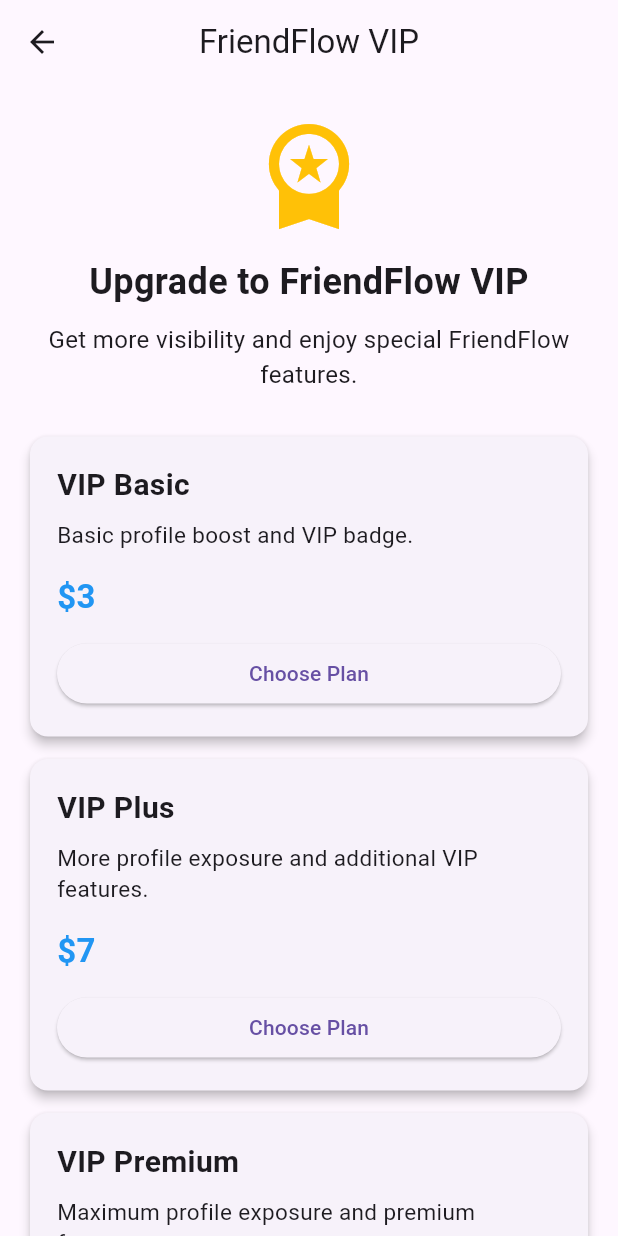
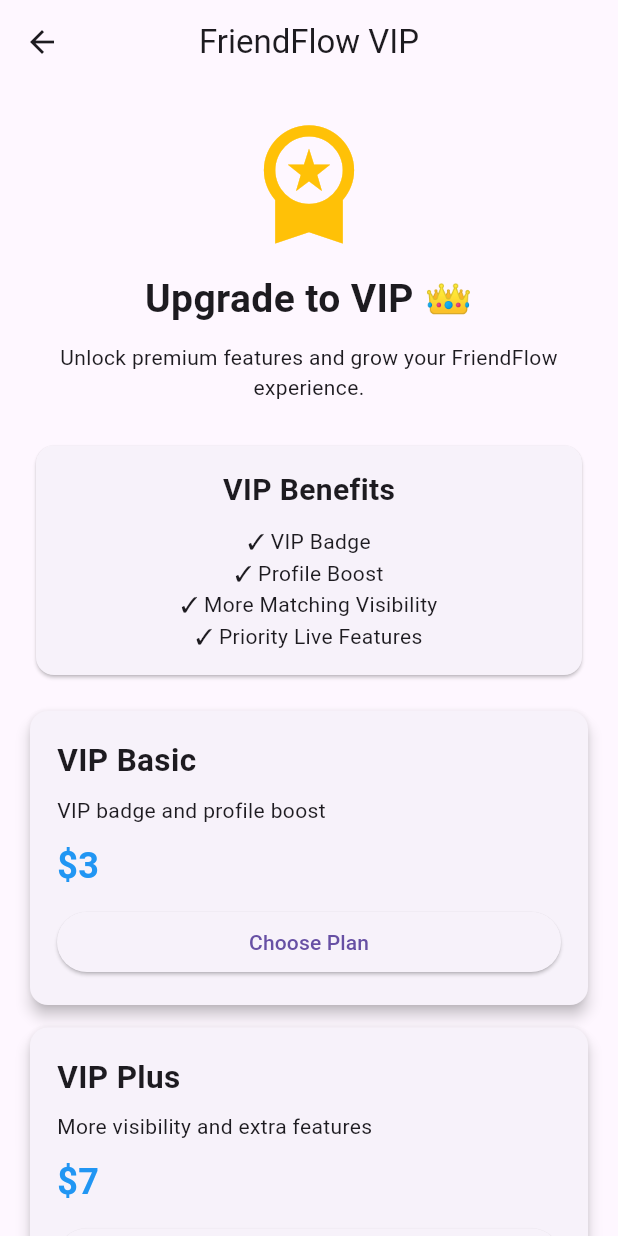
Before and after one commit to friendflow/friendflow-mvp, a Flutter app: the VipScreen screen opened directly, on a phone screen of 412 x 824 dp. Run offline on Flutter 3.47's test engine with Material 3 defaults, Android fonts, the phone set to English and light mode, and no system bars; our stand-ins replace image_picker.

Commit message:
Improve VIP screen with benefits and premium plans

```diff
--- a/lib/app/ui/screens/vip_screen.dart
+++ b/lib/app/ui/screens/vip_screen.dart
@@ -5,121 +5,192 @@ class VipScreen extends StatelessWidget {
 
   @override
   Widget build(BuildContext context) {
+
     return Scaffold(
+
       appBar: AppBar(
         title: const Text('FriendFlow VIP'),
         centerTitle: true,
       ),
+
+
       body: ListView(
+
         padding: const EdgeInsets.all(20),
+
         children: [
+
           const Icon(
             Icons.workspace_premium,
-            size: 80,
+            size: 90,
             color: Colors.amber,
           ),
 
+
           const SizedBox(height: 15),
 
+
           const Text(
-            'Upgrade to FriendFlow VIP',
+            'Upgrade to VIP 👑',
             textAlign: TextAlign.center,
             style: TextStyle(
-              fontSize: 24,
+              fontSize: 26,
               fontWeight: FontWeight.bold,
             ),
           ),
 
+
           const SizedBox(height: 10),
 
+
           const Text(
-            'Get more visibility and enjoy special FriendFlow features.',
+            'Unlock premium features and grow your FriendFlow experience.',
             textAlign: TextAlign.center,
-            style: TextStyle(fontSize: 16),
           ),
 
-          const SizedBox(height: 30),
 
-          _buildPlan(
-            context,
-            title: 'VIP Basic',
-            price: '\$3',
-            description: 'Basic profile boost and VIP badge.',
+          const SizedBox(height: 25),
+
+
+          const Card(
+            child: Padding(
+              padding: EdgeInsets.all(15),
+              child: Column(
+                children: [
+
+                  Text(
+                    'VIP Benefits',
+                    style: TextStyle(
+                      fontSize: 20,
+                      fontWeight: FontWeight.bold,
+                    ),
                   ),
 
-          _buildPlan(
-            context,
-            title: 'VIP Plus',
-            price: '\$7',
-            description: 'More profile exposure and additional VIP features.',
+                  SizedBox(height: 10),
+
+                  Text('✓ VIP Badge'),
+
+                  Text('✓ Profile Boost'),
+
+                  Text('✓ More Matching Visibility'),
+
+                  Text('✓ Priority Live Features'),
+
+                ],
+              ),
+            ),
           ),
 
-          _buildPlan(
-            context,
-            title: 'VIP Premium',
-            price: '\$15',
-            description: 'Maximum profile exposure and premium features.',
+
+          const SizedBox(height: 20),
+
+
+          _planCard(
+            'VIP Basic',
+            '\$3',
+            'VIP badge and profile boost',
           ),
+
+
+          _planCard(
+            'VIP Plus',
+            '\$7',
+            'More visibility and extra features',
+          ),
+
+
+          _planCard(
+            'VIP Premium',
+            '\$15',
+            'Maximum FriendFlow experience',
+          ),
+
         ],
       ),
     );
   }
 
-  Widget _buildPlan(
-    BuildContext context, {
-    required String title,
-    required String price,
-    required String description,
-  }) {
+
+
+  Widget _planCard(
+    String title,
+    String price,
+    String description,
+  ) {
+
     return Card(
-      margin: const EdgeInsets.only(bottom: 15),
-      elevation: 3,
+
+      elevation: 4,
+
+      margin:
+          const EdgeInsets.only(bottom: 15),
+
+
       child: Padding(
-        padding: const EdgeInsets.all(18),
+
+        padding:
+            const EdgeInsets.all(18),
+
+
         child: Column(
-          crossAxisAlignment: CrossAxisAlignment.start,
+
+          crossAxisAlignment:
+              CrossAxisAlignment.start,
+
+
           children: [
+
             Text(
               title,
-              style: const TextStyle(
-                fontSize: 20,
+              style:
+                  const TextStyle(
+                    fontSize: 21,
                     fontWeight: FontWeight.bold,
                   ),
             ),
 
+
             const SizedBox(height: 8),
 
-            Text(
-              description,
-              style: const TextStyle(fontSize: 15),
-            ),
 
-            const SizedBox(height: 15),
+            Text(description),
+
+
+            const SizedBox(height: 10),
+
 
             Text(
               price,
-              style: const TextStyle(
-                fontSize: 22,
+              style:
+                  const TextStyle(
+                    fontSize: 24,
+                    color: Colors.blue,
                     fontWeight: FontWeight.bold,
-                color: Colors.blue,
                   ),
             ),
 
-            const SizedBox(height: 12),
+
+            const SizedBox(height: 10),
+
 
             SizedBox(
-              width: double.infinity,
-              child: ElevatedButton(
-                onPressed: () {
-                  ScaffoldMessenger.of(context).showSnackBar(
-                    SnackBar(
-                      content: Text('$title selected. Payment will be added later.'),
+
+              width:
+                  double.infinity,
+
+              child:
+                  ElevatedButton(
+
+                onPressed: () {},
+
+                child:
+                    const Text(
+                      'Choose Plan',
                     ),
-                  );
-                },
-                child: const Text('Choose Plan'),
+
               ),
             ),
+
           ],
         ),
       ),
```
Lines whose indentation alone changed are shown as unchanged.
